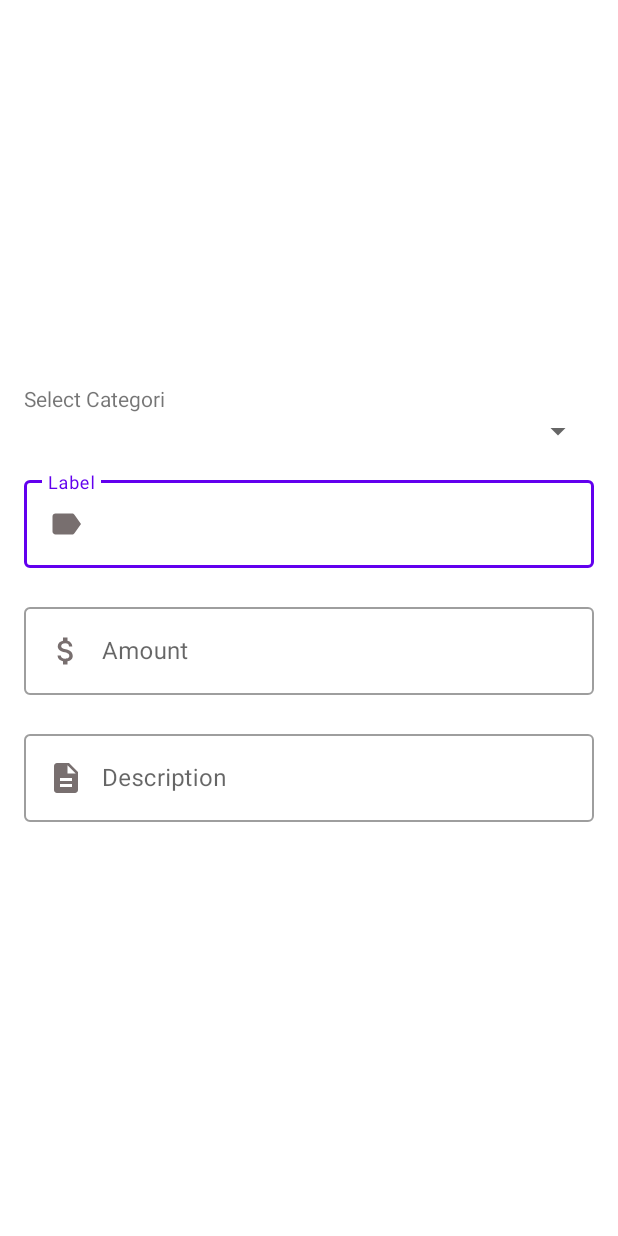
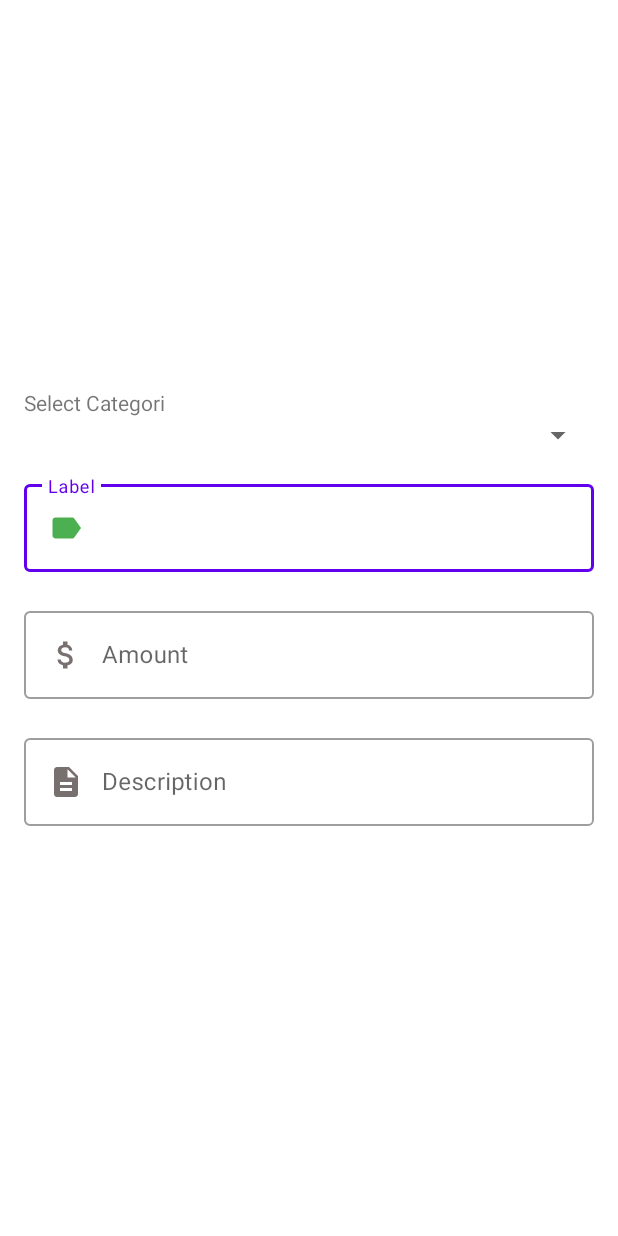
Before and after one commit to OzerBAYRAKTAR/WalletManagerApp, an Android app: the AddTranscationActivity screen opened directly, with no data from a screen before it, on a phone screen of 412 x 824 dp. Run offline under Robolectric (Android 15) with nearby library versions, the phone set to English and light mode, and no system bars.

Commit message:
3. commit transaction activity

```diff
--- a/app/src/main/java/com/example/walletmanagerapplication/view/AddTranscationActivity.java
+++ b/app/src/main/java/com/example/walletmanagerapplication/view/AddTranscationActivity.java
@@ -1,9 +1,7 @@
 package com.example.walletmanagerapplication.view;
 
 import androidx.appcompat.app.AppCompatActivity;
-
 import android.os.Bundle;
-
 import com.example.walletmanagerapplication.R;
 
 public class AddTranscationActivity extends AppCompatActivity {
@@ -12,5 +10,6 @@ public class AddTranscationActivity extends AppCompatActivity {
     protected void onCreate(Bundle savedInstanceState) {
         super.onCreate(savedInstanceState);
         setContentView(R.layout.activity_add_transcation);
+
     }
 }
--- /dev/null
+++ b/app/src/main/res/drawable-v24/amount_selector.xml
@@ -0,0 +1,11 @@
+<?xml version="1.0" encoding="utf-8"?>
+<selector xmlns:android="http://schemas.android.com/apk/res/android">
+    <item android:state_focused="true"
+        android:drawable="@drawable/ic_amount_focused"/>
+
+    <item android:state_focused="false"
+        android:drawable="@drawable/ic_amount"/>
+
+
+
+</selector>
--- /dev/null
+++ b/app/src/main/res/drawable-v24/description_selector.xml
@@ -0,0 +1,11 @@
+<?xml version="1.0" encoding="utf-8"?>
+<selector xmlns:android="http://schemas.android.com/apk/res/android">
+    <item android:state_focused="true"
+        android:drawable="@drawable/ic_description_focused"/>
+
+    <item android:state_focused="false"
+        android:drawable="@drawable/ic_description"/>
+
+
+
+</selector>
--- /dev/null
+++ b/app/src/main/res/drawable-v24/ic_amount_focused.xml
@@ -0,0 +1,5 @@
+<vector android:height="24dp" android:tint="#4CAF50"
+    android:viewportHeight="24" android:viewportWidth="24"
+    android:width="24dp" xmlns:android="http://schemas.android.com/apk/res/android">
+    <path android:fillColor="#776767" android:pathData="M11.8,10.9c-2.27,-0.59 -3,-1.2 -3,-2.15 0,-1.09 1.01,-1.85 2.7,-1.85 1.78,0 2.44,0.85 2.5,2.1h2.21c-0.07,-1.72 -1.12,-3.3 -3.21,-3.81V3h-3v2.16c-1.94,0.42 -3.5,1.68 -3.5,3.61 0,2.31 1.91,3.46 4.7,4.13 2.5,0.6 3,1.48 3,2.41 0,0.69 -0.49,1.79 -2.7,1.79 -2.06,0 -2.87,-0.92 -2.98,-2.1h-2.2c0.12,2.19 1.76,3.42 3.68,3.83V21h3v-2.15c1.95,-0.37 3.5,-1.5 3.5,-3.55 0,-2.84 -2.43,-3.81 -4.7,-4.4z"/>
+</vector>
--- /dev/null
+++ b/app/src/main/res/drawable-v24/ic_description_focused.xml
@@ -0,0 +1,5 @@
+<vector android:height="24dp" android:tint="#4CAF50"
+    android:viewportHeight="24" android:viewportWidth="24"
+    android:width="24dp" xmlns:android="http://schemas.android.com/apk/res/android">
+    <path android:fillColor="@android:color/white" android:pathData="M14,2L6,2c-1.1,0 -1.99,0.9 -1.99,2L4,20c0,1.1 0.89,2 1.99,2L18,22c1.1,0 2,-0.9 2,-2L20,8l-6,-6zM16,18L8,18v-2h8v2zM16,14L8,14v-2h8v2zM13,9L13,3.5L18.5,9L13,9z"/>
+</vector>
--- /dev/null
+++ b/app/src/main/res/drawable-v24/ic_label_focused.xml
@@ -0,0 +1,5 @@
+<vector android:autoMirrored="true" android:height="24dp"
+    android:tint="#4CAF50" android:viewportHeight="24"
+    android:viewportWidth="24" android:width="24dp" xmlns:android="http://schemas.android.com/apk/res/android">
+    <path android:fillColor="@android:color/white" android:pathData="M17.63,5.84C17.27,5.33 16.67,5 16,5L5,5.01C3.9,5.01 3,5.9 3,7v10c0,1.1 0.9,1.99 2,1.99L16,19c0.67,0 1.27,-0.33 1.63,-0.84L22,12l-4.37,-6.16z"/>
+</vector>
--- /dev/null
+++ b/app/src/main/res/drawable/label_selector.xml
@@ -0,0 +1,11 @@
+<?xml version="1.0" encoding="utf-8"?>
+<selector xmlns:android="http://schemas.android.com/apk/res/android">
+    <item android:state_focused="true"
+        android:drawable="@drawable/ic_label_focused"/>
+
+    <item android:state_focused="false"
+        android:drawable="@drawable/ic_label"/>
+
+
+
+</selector>
--- a/app/src/main/res/layout/activity_add_transcation.xml
+++ b/app/src/main/res/layout/activity_add_transcation.xml
@@ -1,5 +1,6 @@
 <?xml version="1.0" encoding="utf-8"?>
-<androidx.constraintlayout.widget.ConstraintLayout xmlns:android="http://schemas.android.com/apk/res/android"
+<androidx.constraintlayout.widget.ConstraintLayout
+    xmlns:android="http://schemas.android.com/apk/res/android"
     xmlns:app="http://schemas.android.com/apk/res-auto"
     xmlns:tools="http://schemas.android.com/tools"
     android:layout_width="match_parent"
@@ -17,6 +18,7 @@
         app:layout_constraintTop_toTopOf="parent">
 
         <TextView
+            android:layout_marginTop="5dp"
             android:layout_width="wrap_content"
             android:layout_height="wrap_content"
             android:text="Select Categori "
@@ -44,7 +46,7 @@
                 android:id="@+id/labelInput"
                 android:layout_width="match_parent"
                 android:layout_height="wrap_content"
-                android:drawableLeft="@drawable/ic_label"
+                android:drawableLeft="@drawable/label_selector"
                 android:drawablePadding="12dp"
                 android:maxLines="1"
                 android:inputType="text"/>
@@ -65,7 +67,7 @@
                 android:id="@+id/amountInput"
                 android:layout_width="match_parent"
                 android:layout_height="wrap_content"
-                android:drawableLeft="@drawable/ic_amount"
+                android:drawableLeft="@drawable/amount_selector"
                 android:drawablePadding="12dp"
                 android:maxLines="1"
                 android:inputType="number"/>
@@ -86,7 +88,7 @@
                 android:id="@+id/descriptionInput"
                 android:layout_width="match_parent"
                 android:layout_height="wrap_content"
-                android:drawableLeft="@drawable/ic_description"
+                android:drawableLeft="@drawable/description_selector"
                 android:drawablePadding="12dp"
                 android:maxLines="1"
                 android:inputType="text"/>
--- a/app/src/main/res/values/themes.xml
+++ b/app/src/main/res/values/themes.xml
@@ -13,6 +13,7 @@
         <item name="android:statusBarColor">#2341E6</item>
         <item name="windowActionBar">false</item>
         <item name="windowNoTitle">true</item>
+        <item name="colorControlActivated">@color/green</item>
         <!-- Customize your theme here. -->
     </style>
 </resources>
```
Also changed, not shown: app/src/main/AndroidManifest.xml (+7 -0 lines), app/src/main/java/com/example/walletmanagerapplication/adapter/CategoriArrayAdapter.kt (+5 -5 lines), app/src/main/java/com/example/walletmanagerapplication/util/CategoriSpinner.kt (+16 -13 lines), app/src/main/java/com/example/walletmanagerapplication/view/MainActivity.kt (+19 -1 lines).
